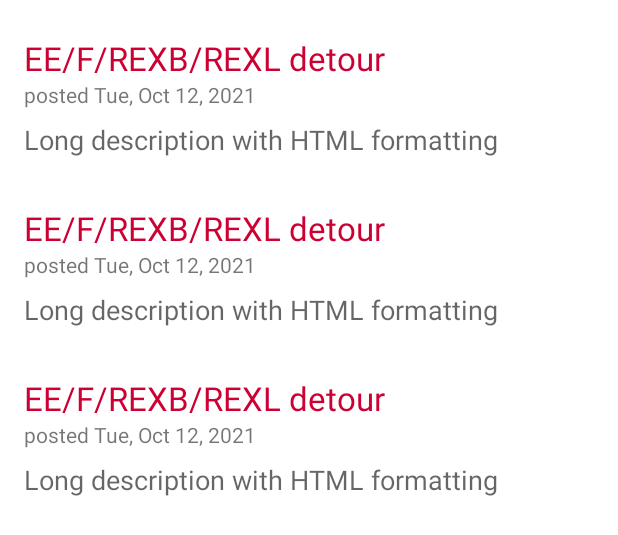
After one commit to mileskrell/knight-transporter-android, an Android app: the layout dialog_alerts.xml on its own in the app's theme, with its tools: preview values and no code run, on a phone screen of 412 x 824 dp. The commit adds this screen. Shown: the top 535 px of the screen. Run offline under Robolectric (Android 15) with nearby library versions, the phone set to English and light mode, and no system bars.

Commit message:
Add alerts

```diff
--- a/app/build.gradle
+++ b/app/build.gradle
@@ -2,6 +2,7 @@ plugins {
     id "com.android.application"
     id "kotlin-android"
     id "kotlin-kapt"
+    id 'kotlin-parcelize'
 }
 
 android {
--- /dev/null
+++ b/app/src/main/res/layout/alert_view_holder.xml
@@ -0,0 +1,37 @@
+<?xml version="1.0" encoding="utf-8"?>
+<androidx.constraintlayout.widget.ConstraintLayout xmlns:android="http://schemas.android.com/apk/res/android"
+    xmlns:app="http://schemas.android.com/apk/res-auto"
+    xmlns:tools="http://schemas.android.com/tools"
+    android:layout_width="match_parent"
+    android:layout_height="wrap_content"
+    android:layout_marginHorizontal="16dp"
+    android:layout_marginVertical="16dp">
+
+    <TextView
+        android:id="@+id/alert_title"
+        android:layout_width="wrap_content"
+        android:layout_height="wrap_content"
+        android:textAppearance="@style/TextAppearance.AppCompat.Large"
+        android:textColor="@color/colorPrimary"
+        app:layout_constraintStart_toStartOf="parent"
+        app:layout_constraintTop_toTopOf="parent"
+        tools:text="EE/F/REXB/REXL detour" />
+
+    <TextView
+        android:id="@+id/alert_pub_date"
+        android:layout_width="wrap_content"
+        android:layout_height="wrap_content"
+        app:layout_constraintStart_toStartOf="parent"
+        app:layout_constraintTop_toBottomOf="@id/alert_title"
+        tools:text="posted Tue, Oct 12, 2021" />
+
+    <TextView
+        android:id="@+id/alert_description"
+        android:layout_width="wrap_content"
+        android:layout_height="wrap_content"
+        android:layout_marginTop="8dp"
+        android:textAppearance="@style/TextAppearance.AppCompat.Medium"
+        app:layout_constraintStart_toStartOf="parent"
+        app:layout_constraintTop_toBottomOf="@id/alert_pub_date"
+        tools:text="Long description with HTML formatting" />
+</androidx.constraintlayout.widget.ConstraintLayout>
--- /dev/null
+++ b/app/src/main/res/layout/dialog_alerts.xml
@@ -0,0 +1,12 @@
+<?xml version="1.0" encoding="utf-8"?>
+<androidx.recyclerview.widget.RecyclerView xmlns:android="http://schemas.android.com/apk/res/android"
+    xmlns:app="http://schemas.android.com/apk/res-auto"
+    xmlns:tools="http://schemas.android.com/tools"
+    android:id="@+id/alerts"
+    android:layout_width="match_parent"
+    android:layout_height="wrap_content"
+    android:paddingTop="8dp"
+    android:scrollbarStyle="insideInset"
+    android:scrollbars="vertical"
+    app:layoutManager="androidx.recyclerview.widget.LinearLayoutManager"
+    tools:listitem="@layout/alert_view_holder" />
--- a/app/src/main/res/values/colors.xml
+++ b/app/src/main/res/values/colors.xml
@@ -5,4 +5,5 @@
     <color name="colorAccent">#007fac</color> <!-- Pantone 314 -->
 
     <color name="pantone7501">#dfd2b3</color>
+    <color name="alert_fab_background">#ff5722</color>
 </resources>
--- a/app/src/main/res/values/strings.xml
+++ b/app/src/main/res/values/strings.xml
@@ -13,6 +13,9 @@
     <!-- TODO: Either shorten this text, or (ideally) find a way to ellipsize the TextView -->
     <string name="simple_search_hint">Search for a stop, route, or building</string>
 
+    <string name="alerts">Alerts (%d)</string>
+    <string name="posted">posted %s</string>
+
     <string name="no_photo_found">No photo found</string>
     <string name="error_loading_photo">Error loading photo</string>
     <string name="close">Close</string>
```
Also changed, not shown: app/src/main/java/edu/rutgers/knighttransporter/AlertsDialogFragment.kt (added, +99 -0 lines), app/src/main/java/edu/rutgers/knighttransporter/MapFragment.kt (+11 -0 lines), app/src/main/java/edu/rutgers/knighttransporter/MapViewModel.kt (+6 -3 lines), app/src/main/java/edu/rutgers/knighttransporter/Repository.kt (+14 -2 lines), app/src/main/java/edu/rutgers/knighttransporter/for_transloc/Alert.kt (added, +12 -0 lines), app/src/main/res/drawable/ic_baseline_bus_alert_24.xml (added, +10 -0 lines), app/src/main/res/layout/fragment_map.xml (+13 -0 lines).
